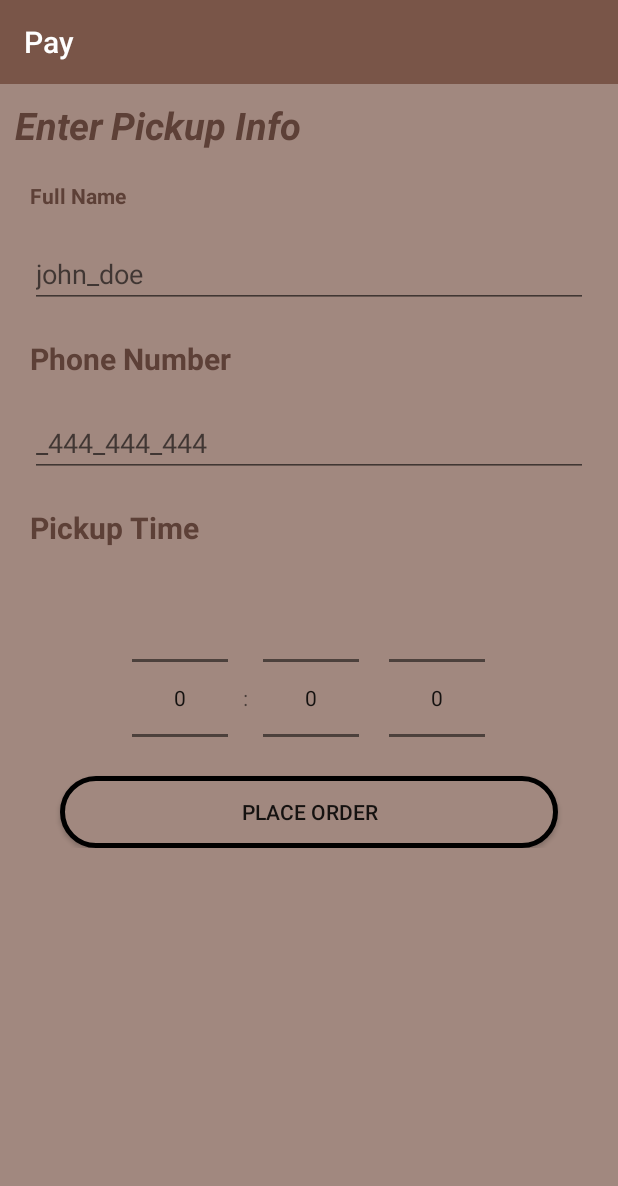
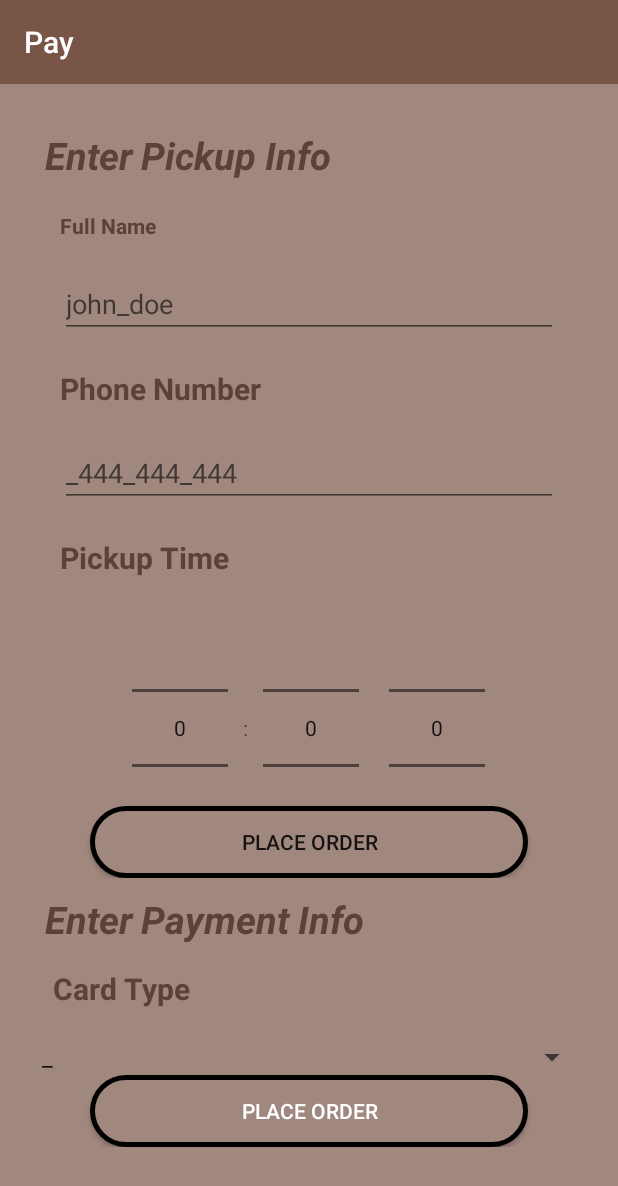
Before and after one commit to MirnaSny/Online-Coffee-Assigment3, an Android app: the PaymentFragment screen opened through its navigation route, on a phone screen of 412 x 824 dp. Shown: the top 1186 px of the screen. Run offline under Robolectric (Android 15) with nearby library versions, the phone set to English and light mode, and no system bars.

Commit message:
add new fun about showCardNumberAndExpiry , change in xml and make it more clean

```diff
--- a/app/src/main/java/com/exercise1/onlinecoffeeassigment3/ui/fragments/PaymentFragment.kt
+++ b/app/src/main/java/com/exercise1/onlinecoffeeassigment3/ui/fragments/PaymentFragment.kt
@@ -4,10 +4,13 @@ import android.os.Bundle
 import android.view.LayoutInflater
 import android.view.View
 import android.view.ViewGroup
+import android.widget.AdapterView
+import android.widget.ArrayAdapter
 import androidx.fragment.app.Fragment
+import com.exercise1.onlinecoffeeassigment3.R
 import com.exercise1.onlinecoffeeassigment3.databinding.FragmentPaymentBinding
 
-class PaymentFragment : Fragment(){
+class PaymentFragment : Fragment() {
 
     private lateinit var binding: FragmentPaymentBinding
 
@@ -20,34 +23,90 @@ class PaymentFragment : Fragment(){
         return binding.root
     }
 
-
-    private fun setupUI(){
-
+    override fun onViewCreated(view: View, savedInstanceState: Bundle?) {
+        setupUI()
+        setupListener()
     }
 
-    private fun showSpinner(){
-        binding.btnPlaceOrderOne.setOnClickListener{
+    private fun setupListener() {
+        binding.continueBtn3.setOnClickListener{
 
         }
     }
-    private fun isValidateNameAndNumber():Boolean{
-    val isVal:Boolean
-    if (binding.editFullName.length() == 0){// it means the user still not give any data
+
+
+    private fun setupUI() {
+        showSpinner()
+        setSpinnerAdapter()
+        showCardNumberAndExpiry()
+    }
+
+
+    private fun showSpinner() {
+        binding.btnPlaceOrderOne.setOnClickListener {
+            if (isValidateNameAndNumber()) {
+                binding.clSpinner.visibility = View.VISIBLE
+                binding.btnPlaceOrderOne.visibility = View.GONE
+            }
+        }
+    }
+
+    private fun isValidateNameAndNumber(): Boolean {
+        //validation = to make sure the user add the number and name in the app
+
+        val isVal: Boolean
+        if (binding.editFullName.length() == 0) {// it means the user still not give any data
             binding.editFullName.error = "Please Enter Your Name" //it means give the error to user
 
-    }else{
+        } else {
             binding.editFullName.error = null
 
         }
-        if (binding.editPhoneNumber.length() != 10){
+        if (binding.editPhoneNumber.length() != 10) {
             binding.editPhoneNumber.error = "Failed Phone Number"
             isVal = false
-        }else{
-        binding.editPhoneNumber.error= null
-            isVal=true
+        } else {
+            binding.editPhoneNumber.error = null
+            isVal = true
         }
         return isVal
     }
 
-    //validation = to make sure the user add the number and name in the app
+    private fun setSpinnerAdapter() {
+        //create adapter for spinner -> arrayCard
+        ArrayAdapter.createFromResource(
+            binding.spinnerCardType.context,
+            R.array.CardType,
+            android.R.layout.simple_spinner_item
+
+        ).also { adapter ->
+            adapter.setDropDownViewResource(android.R.layout.simple_spinner_dropdown_item)
+            binding.spinnerCardType.adapter = adapter
         }
+    }
+
+    private fun showCardNumberAndExpiry() {
+        binding.spinnerCardType.onItemSelectedListener = object : AdapterView.OnItemSelectedListener{
+            override fun onItemSelected(parent: AdapterView<*>?, view: View?, position: Int, id: Long) {
+                // selectedItem -> it will give me the position that the user selected
+                val selectedItemPosition =parent?.getItemAtPosition(position)
+                cardVisibility(selectedItemPosition.toString())
+            }
+
+            override fun onNothingSelected(parent: AdapterView<*>?) {
+                cardVisibility(null)
+            }
+        }
+    }
+
+    //cardVisibility -> I control the visibility of the card number and expiry
+    private fun cardVisibility(selectedItem:String?){
+        binding.cardNumberExpiry.visibility = if (selectedItem == "_") View.GONE else View.VISIBLE
+        binding.btnPlaceOrder2.visibility=if (selectedItem == "_") View.VISIBLE else View.GONE
+        binding.continueBtn3.visibility = if (selectedItem == "_") View.GONE else View.VISIBLE
+
+    }
+
+
+
+}
--- a/app/src/main/res/layout/fragment_payment.xml
+++ b/app/src/main/res/layout/fragment_payment.xml
@@ -27,7 +27,8 @@
     <LinearLayout
         android:layout_width="match_parent"
         android:layout_height="match_parent"
-        android:orientation="vertical">
+        android:orientation="vertical"
+        android:padding="20dp">
 
         <androidx.constraintlayout.widget.ConstraintLayout
             android:id="@+id/cl_name_number"
@@ -94,8 +95,6 @@
                 app:layout_constraintStart_toStartOf="parent"
                 app:layout_constraintTop_toBottomOf="@+id/txt_phone_number"/>
 
-
-
         </androidx.constraintlayout.widget.ConstraintLayout>
 
         <androidx.constraintlayout.widget.ConstraintLayout
@@ -156,13 +155,14 @@
                 app:layout_constraintEnd_toEndOf="parent"
                 app:layout_constraintStart_toStartOf="parent"
                 app:layout_constraintBottom_toBottomOf="parent"/>
+
         </androidx.constraintlayout.widget.ConstraintLayout>
 
         <androidx.constraintlayout.widget.ConstraintLayout
             android:id="@+id/cl_spinner"
             android:layout_width="match_parent"
-            android:layout_height="wrap_content"
-            android:visibility="gone">
+            android:layout_height="wrap_content">
+<!--            android:visibility="gone">-->
 
             <TextView
                 android:id="@+id/enter_payment"
@@ -198,9 +198,22 @@
                 android:layout_marginBottom="20dp"
                 app:layout_constraintStart_toStartOf="parent"
                 app:layout_constraintTop_toBottomOf="@id/card_type"/>
+
+            <androidx.appcompat.widget.AppCompatButton
+                android:id="@+id/btn_place_order_2"
+                android:layout_width="match_parent"
+                android:layout_height="wrap_content"
+                android:layout_marginHorizontal="40dp"
+                android:background="@drawable/coffee_types_background"
+                android:text="@string/place_order"
+                android:textColor="@color/white"
+                app:layout_constraintEnd_toEndOf="parent"
+                app:layout_constraintStart_toStartOf="parent"
+                app:layout_constraintTop_toBottomOf="@id/spinner_card_type"/>
         </androidx.constraintlayout.widget.ConstraintLayout>
 
         <androidx.constraintlayout.widget.ConstraintLayout
+            android:id="@+id/card_number_expiry"
             android:layout_width="match_parent"
             android:layout_height="wrap_content"
             android:layout_marginTop="20dp"
@@ -262,15 +275,19 @@
                 app:layout_constraintStart_toStartOf="parent"
                 app:layout_constraintTop_toBottomOf="@id/et_card_expiry"/>
 
-            <Button
-                android:layout_width="match_parent"
-                android:layout_height="wrap_content"
-                android:background="@drawable/coffee_types_background"
-                android:text="@string/place_order"
-                android:textColor="@color/white"/>
         </androidx.constraintlayout.widget.ConstraintLayout>
 
-
+        <Button
+            android:id="@+id/continue_btn3"
+            android:layout_width="match_parent"
+            android:layout_height="wrap_content"
+            android:background="@drawable/coffee_types_background"
+            android:text="@string/place_order"
+            android:textColor="@color/white"
+            android:visibility="gone"
+            app:layout_constraintStart_toStartOf="parent"
+            app:layout_constraintEnd_toEndOf="parent"
+            app:layout_constraintTop_toBottomOf="@id/cl_name_number"/>
 
     </LinearLayout>
 
--- a/app/src/main/res/values/strings.xml
+++ b/app/src/main/res/values/strings.xml
@@ -43,4 +43,9 @@
     <string name="mm_yyyy">MM/YYYY</string>
     <string name="stars">***</string>
 
+    <string-array name="CardType">
+        <item>_</item>
+        <item>Visa</item>
+        <item>MasterCard</item>
+    </string-array>
 </resources>
```
Lines whose indentation alone changed are shown as unchanged.
